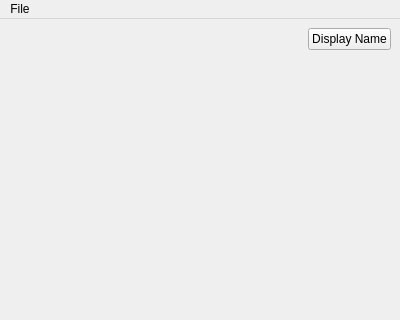
Old version of the form app/home/mainwindow.ui in the repository erakai/Mercury; both pictures show x 0 to 400 and y 0 to 320 of the 400 by 460 pixel window.
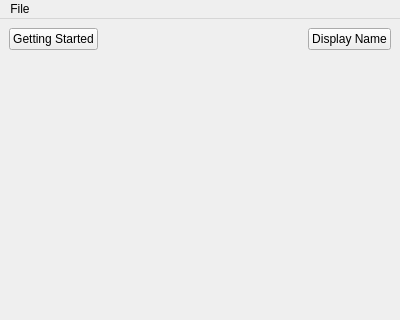
New version of the form. Icons and pictures are not drawn.

```diff
--- a/app/home/mainwindow.ui
+++ b/app/home/mainwindow.ui
@@ -45,7 +45,17 @@
        <number>4</number>
       </property>
       <item>
-       <layout class="QHBoxLayout" name="horizontalLayout_4" stretch="0,0">
+       <layout class="QHBoxLayout" name="horizontalLayout_4" stretch="0,0,0">
+        <item>
+         <widget class="QPushButton" name="gettingStartedButton">
+          <property name="text">
+           <string>Getting Started</string>
+          </property>
+          <property name="icon">
+           <iconset theme="QIcon::ThemeIcon::HelpAbout"/>
+          </property>
+         </widget>
+        </item>
         <item>
          <spacer name="horizontalSpacer">
           <property name="orientation">
```
Left out of the diff: 12 changed lines with no effect on the pictures.
